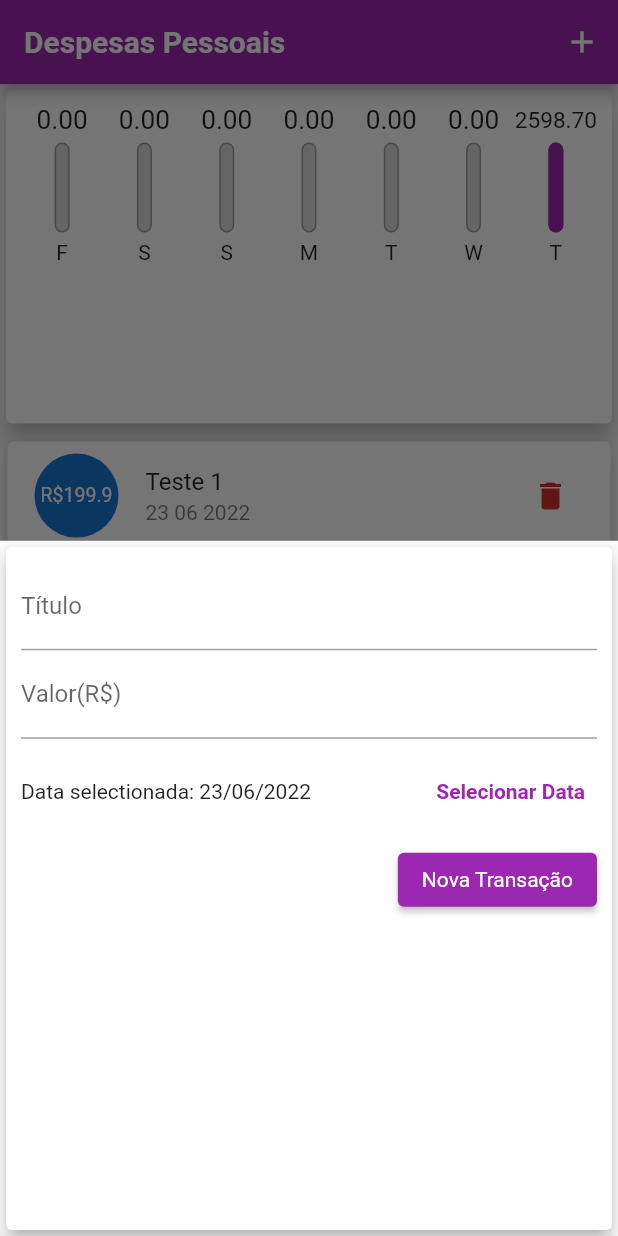
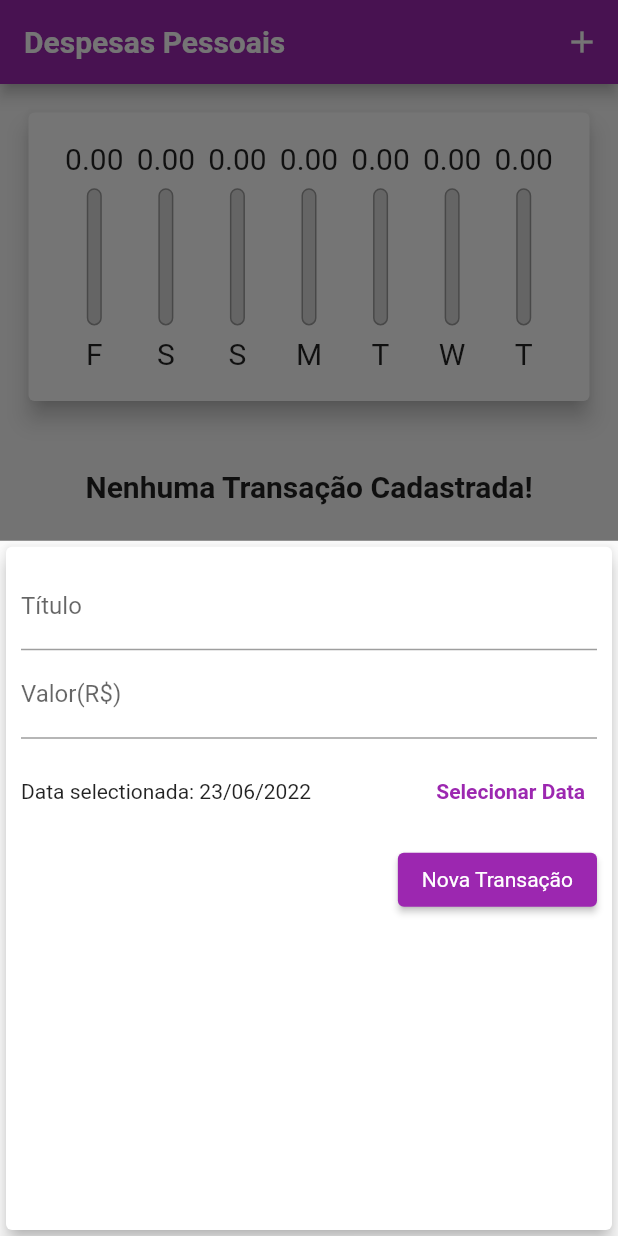
Before and after one commit to Dudu-t/FlutterApp, a Flutter app: the screen it shows after launch, after a tap on the "add" icon, on a phone screen of 412 x 824 dp. Run offline on Flutter 3.47's test engine with Material 2 defaults, Android fonts, the light colour scheme and no system bars.

Commit message:
app responsivo

```diff
--- a/lib/components/chart.dart
+++ b/lib/components/chart.dart
@@ -39,14 +39,15 @@ class Chart extends StatelessWidget {
 
   @override
   Widget build(BuildContext context) {
-    return Card(
+    return Padding(
+      padding: const EdgeInsets.all(15.0),
+      child: Card(
         elevation: 6,
         child: Padding(
-        padding: const EdgeInsets.all(10.0),
+          padding: const EdgeInsets.all(20.0),
           child: Row(
             mainAxisAlignment: MainAxisAlignment.spaceAround,
             children: groupedTransactions.map((tr) {
-            print(tr);
               return Flexible(
                 fit: FlexFit.tight,
                 child: ChartBar(
@@ -59,6 +60,7 @@ class Chart extends StatelessWidget {
             }).toList(),
           ),
         ),
+      ),
     );
   }
 }
--- a/lib/components/chart_bar.dart
+++ b/lib/components/chart_bar.dart
@@ -14,17 +14,19 @@ class ChartBar extends StatelessWidget {
 
   @override
   Widget build(BuildContext context) {
+    return LayoutBuilder(
+      builder: (ctx, constraints) {
         return Column(
           children: [
             Container(
-          height: 20,
+              height: constraints.maxHeight * 0.15,
               child: FittedBox(child: Text('${value.toStringAsFixed(2)}')),
             ),
             SizedBox(
-          height: 5,
+              height: constraints.maxHeight * 0.05,
             ),
             Container(
-          height: 60,
+              height: constraints.maxHeight * 0.6,
               width: 10,
               child: Stack(alignment: Alignment.bottomCenter, children: [
                 Container(
@@ -47,10 +49,14 @@ class ChartBar extends StatelessWidget {
               ]),
             ),
             SizedBox(
-          height: 5,
+              height: constraints.maxHeight * 0.05,
             ),
-        Text(label)
+            Container(
+                height: constraints.maxHeight * 0.15,
+                child: FittedBox(child: Text(label)))
           ],
+        );
+      },
     );
   }
 }
--- a/lib/components/transaction_list.dart
+++ b/lib/components/transaction_list.dart
@@ -10,27 +10,29 @@ class TransactionList extends StatelessWidget {
   @override
   Widget build(BuildContext context) {
     return transactions.isEmpty
-        ? Column(
+        ? LayoutBuilder(builder: ((context, constraints) {
+            return Column(
               children: [
                 SizedBox(
-                height: 20,
+                  height: constraints.maxHeight * 0.05,
                 ),
                 Text(
                   'Nenhuma Transação Cadastrada!',
                   style: Theme.of(context).appBarTheme.titleTextStyle,
                 ),
                 SizedBox(
-                height: 20,
+                  height: constraints.maxHeight * 0.05,
                 ),
                 Container(
-                height: 200,
+                  height: constraints.maxHeight * 0.6,
                   child: Image.asset(
                     'assets/images/waiting.png',
                     fit: BoxFit.cover,
                   ),
                 )
               ],
-          )
+            );
+          }))
         : ListView.builder(
             itemCount: transactions.length,
             itemBuilder: (ctx, index) {
--- a/lib/main.dart
+++ b/lib/main.dart
@@ -1,4 +1,5 @@
 import 'package:flutter/material.dart';
+import 'package:flutter/services.dart';
 
 import '../models/transaction.dart';
 import 'components/chart.dart';
@@ -13,6 +14,7 @@ class MyFinance extends StatelessWidget {
 
   @override
   Widget build(BuildContext context) {
+    SystemChrome.setPreferredOrientations([]);
     final ThemeData tema = ThemeData();
     return MaterialApp(
       home: MyHomePage(),
@@ -43,34 +45,34 @@ class MyHomePage extends StatefulWidget {
 
 class _MyHomePageState extends State<MyHomePage> {
   final List<Transaction> _transactions = [
-    Transaction(
-        id: 't1', title: 'Teste 1', value: 199.90, date: DateTime.now()),
-    Transaction(
-        id: 't1', title: 'Teste 1', value: 199.90, date: DateTime.now()),
-    Transaction(
-        id: 't2', title: 'Teste 1', value: 199.90, date: DateTime.now()),
-    Transaction(
-        id: 't13', title: 'Teste 1', value: 199.90, date: DateTime.now()),
-    Transaction(
-        id: 't14', title: 'Teste 1', value: 199.90, date: DateTime.now()),
-    Transaction(
-        id: 't15', title: 'Teste 1', value: 199.90, date: DateTime.now()),
-    Transaction(
-        id: 't17', title: 'Teste 1', value: 199.90, date: DateTime.now()),
-    Transaction(
-        id: 't14', title: 'Teste 1', value: 199.90, date: DateTime.now()),
-    Transaction(
-        id: 't1123', title: 'Teste 1', value: 199.90, date: DateTime.now()),
-    Transaction(
-        id: 't11123', title: 'Teste 1', value: 199.90, date: DateTime.now()),
-    Transaction(
-        id: 'ts1', title: 'Teste 1', value: 199.90, date: DateTime.now()),
-    Transaction(
-        id: 't123d1', title: 'Teste 1', value: 199.90, date: DateTime.now()),
-    Transaction(
-        id: 't1a', title: 'Teste 1', value: 199.90, date: DateTime.now()),
+    // Transaction(
+    //     id: 't1', title: 'Teste 1', value: 199.90, date: DateTime.now()),
+    // Transaction(
+    //     id: 't1', title: 'Teste 1', value: 199.90, date: DateTime.now()),
+    // Transaction(
+    //     id: 't2', title: 'Teste 1', value: 199.90, date: DateTime.now()),
+    // Transaction(
+    //     id: 't13', title: 'Teste 1', value: 199.90, date: DateTime.now()),
+    // Transaction(
+    //     id: 't14', title: 'Teste 1', value: 199.90, date: DateTime.now()),
+    // Transaction(
+    //     id: 't15', title: 'Teste 1', value: 199.90, date: DateTime.now()),
+    // Transaction(
+    //     id: 't17', title: 'Teste 1', value: 199.90, date: DateTime.now()),
+    // Transaction(
+    //     id: 't14', title: 'Teste 1', value: 199.90, date: DateTime.now()),
+    // Transaction(
+    //     id: 't1123', title: 'Teste 1', value: 199.90, date: DateTime.now()),
+    // Transaction(
+    //     id: 't11123', title: 'Teste 1', value: 199.90, date: DateTime.now()),
+    // Transaction(
+    //     id: 'ts1', title: 'Teste 1', value: 199.90, date: DateTime.now()),
+    // Transaction(
+    //     id: 't123d1', title: 'Teste 1', value: 199.90, date: DateTime.now()),
+    // Transaction(
+    //     id: 't1a', title: 'Teste 1', value: 199.90, date: DateTime.now()),
   ];
-
+  bool _showChart = false;
   List<Transaction> get _recentTransactions {
     return _transactions.where((tr) {
       return tr.date.isAfter(DateTime.now().subtract(
@@ -108,8 +110,12 @@ class _MyHomePageState extends State<MyHomePage> {
 
   @override
   Widget build(BuildContext context) {
+    bool isLandscape =
+        MediaQuery.of(context).orientation == Orientation.landscape;
     final AppBar appBar = AppBar(
-      title: Text('Despesas Pessoais'),
+      title: Text(
+        'Despesas Pessoais',
+      ),
       actions: [
         IconButton(
             onPressed: () => _openTransactionFormModal(context),
@@ -119,6 +125,7 @@ class _MyHomePageState extends State<MyHomePage> {
     final avaibleHeight = MediaQuery.of(context).size.height -
         appBar.preferredSize.height -
         MediaQuery.of(context).padding.top;
+
     return Center(
       child: Scaffold(
         appBar: appBar,
@@ -132,15 +139,32 @@ class _MyHomePageState extends State<MyHomePage> {
               mainAxisAlignment: MainAxisAlignment.start,
               crossAxisAlignment: CrossAxisAlignment.stretch,
               children: [
+                if (isLandscape)
+                  Row(
+                    mainAxisAlignment: MainAxisAlignment.center,
+                    children: [
+                      Text('Exibir Gráfico'),
+                      Switch(
+                          value: _showChart,
+                          onChanged: (value) {
+                            setState(() {
+                              _showChart = value;
+                            });
+                          }),
+                    ],
+                  ),
+                if (_showChart || !isLandscape)
                   Container(
-                  height: avaibleHeight * 0.3,
+                    height: avaibleHeight * (isLandscape ? 0.7 : 0.30),
                     child: Chart(_recentTransactions),
                   ),
+                if (!_showChart || !isLandscape)
                   Column(
                     children: [
                       Container(
-                      height: avaibleHeight * 0.7,
-                      child: TransactionList(_transactions, _removeTransaction),
+                        height: avaibleHeight * 0.70,
+                        child:
+                            TransactionList(_transactions, _removeTransaction),
                       ),
                     ],
                   ),
```
Lines whose indentation alone changed are shown as unchanged.
